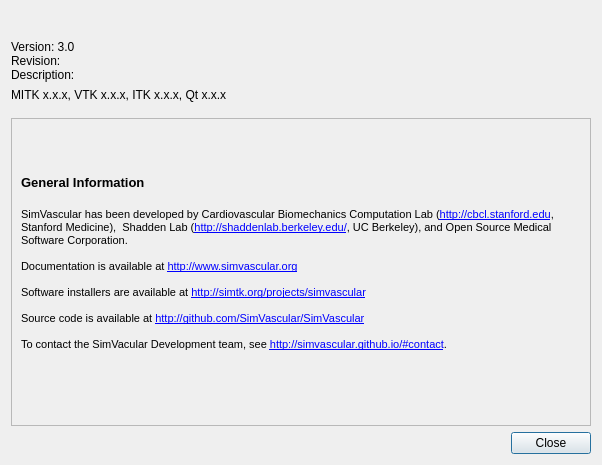
Old version of the form Code/Source/Plugins/org.sv.gui.qt.application/src/internal/svAboutDialog.ui in the repository SimVascular/SimVascular.
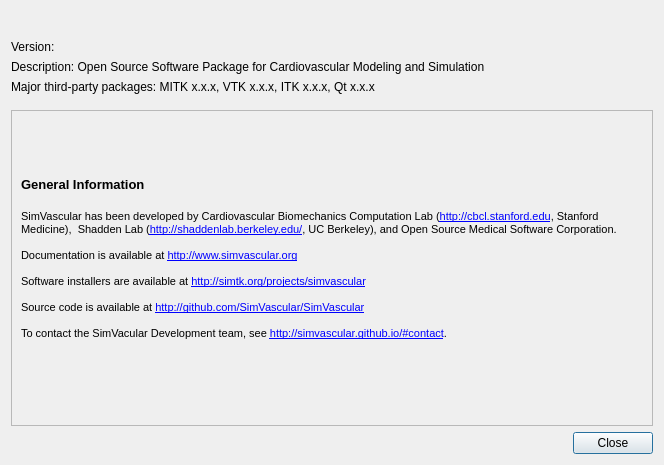
New version of the form. Icons and pictures are not drawn.

Commit message: MAINT: use full sv version

Diff of the .ui file:
```diff
--- a/Code/Source/Plugins/org.sv.gui.qt.application/src/internal/svAboutDialog.ui
+++ b/Code/Source/Plugins/org.sv.gui.qt.application/src/internal/svAboutDialog.ui
@@ -6,7 +6,7 @@
    <rect>
     <x>0</x>
     <y>0</y>
-    <width>602</width>
+    <width>664</width>
     <height>465</height>
    </rect>
   </property>
@@ -65,19 +65,24 @@
           </sizepolicy>
          </property>
          <property name="text">
-          <string>Version: 3.0 
-Revision: 
-Description:</string>
+          <string>Version: </string>
          </property>
          <property name="alignment">
           <set>Qt::AlignLeading|Qt::AlignLeft|Qt::AlignTop</set>
          </property>
         </widget>
        </item>
+       <item>
+        <widget class="QLabel" name="M_DescriptionLabel">
+         <property name="text">
+          <string>Description: Open Source Software Package for Cardiovascular Modeling and Simulation</string>
+         </property>
+        </widget>
+       </item>
        <item>
         <widget class="QLabel" name="m_ToolkitVersionsLabel">
          <property name="text">
-          <string>MITK x.x.x, VTK x.x.x, ITK x.x.x, Qt x.x.x</string>
+          <string>Major third-party packages: MITK x.x.x, VTK x.x.x, ITK x.x.x, Qt x.x.x</string>
          </property>
         </widget>
        </item>
@@ -95,8 +100,8 @@
        <rect>
         <x>0</x>
         <y>0</y>
-        <width>582</width>
-        <height>231</height>
+        <width>644</width>
+        <height>242</height>
        </rect>
       </property>
       <layout class="QGridLayout" name="gridLayout">
```
Left out of the diff: 2 changed lines with no effect on the pictures. The commit also changes 3 other files.
